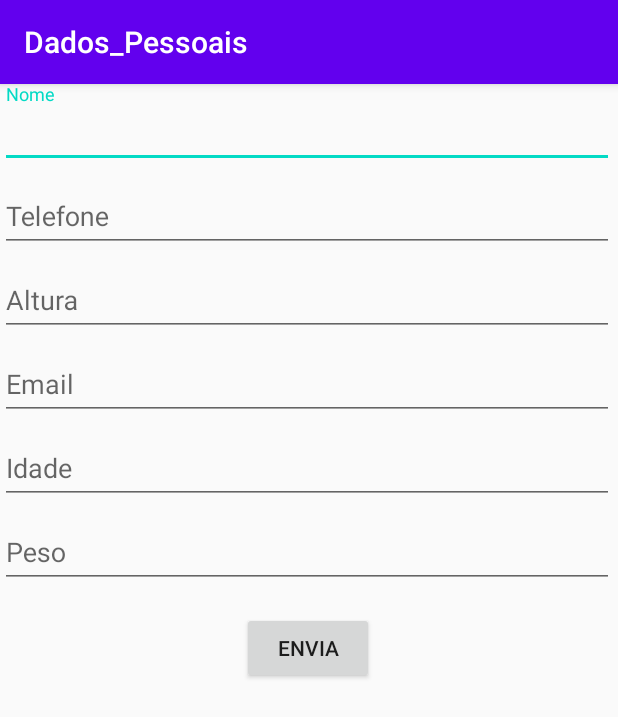
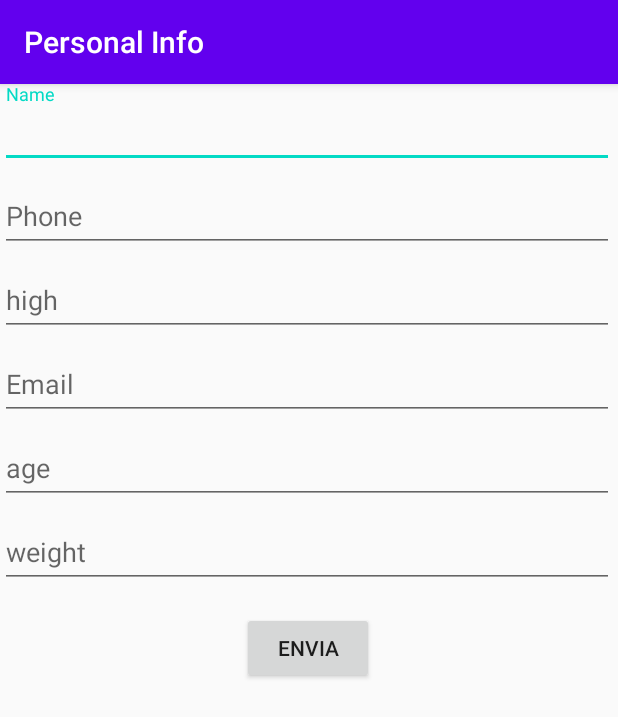
Before and after one commit to GSaraiva15/Dados_Pessoais, an Android app: the screen it shows after launch (MainActivity), on a phone screen of 412 x 824 dp. Shown: the top 717 px of the screen. Run offline under Robolectric (Android 15) with nearby library versions, the phone set to English and light mode, and no system bars.

Commit message:
adicionadas traduções

```diff
--- a/app/src/main/res/values/strings.xml
+++ b/app/src/main/res/values/strings.xml
@@ -1,10 +1,15 @@
 <resources>
-    <string name="app_name">Dados_Pessoais</string>
-    <string name="editNome">Nome</string>
-    <string name="editTelefone">Telefone</string>
+    <string name="app_name">Personal Info</string>
+    <string name="editNome">Name</string>
+    <string name="editTelefone">Phone</string>
     <string name="editEmail">Email</string>
-    <string name="editIdade">Idade</string>
-    <string name="editPeso">Peso</string>
-    <string name="editAltura">Altura</string>
-    <string name="Botao">Enviar</string>
+    <string name="editIdade">age</string>
+    <string name="editPeso">weight</string>
+    <string name="editAltura">high</string>
+    <string name="Botao">send</string>
+    <string name="nome_obrigatorio">name is required</string>
+    <string name="telefone_obrigatorio">phone is required</string>
+    <string name="email_obrigatorio">email is required</string>
+    <string name="idade_obrigatorio">age is required</string>
+    <string name="mais_de_18_anos">age must be over 18</string>
 </resources>
```
Also changed, not shown: app/src/main/java/com/example/dados_pessoais/MainActivity.java (+5 -5 lines), 1 other file.
